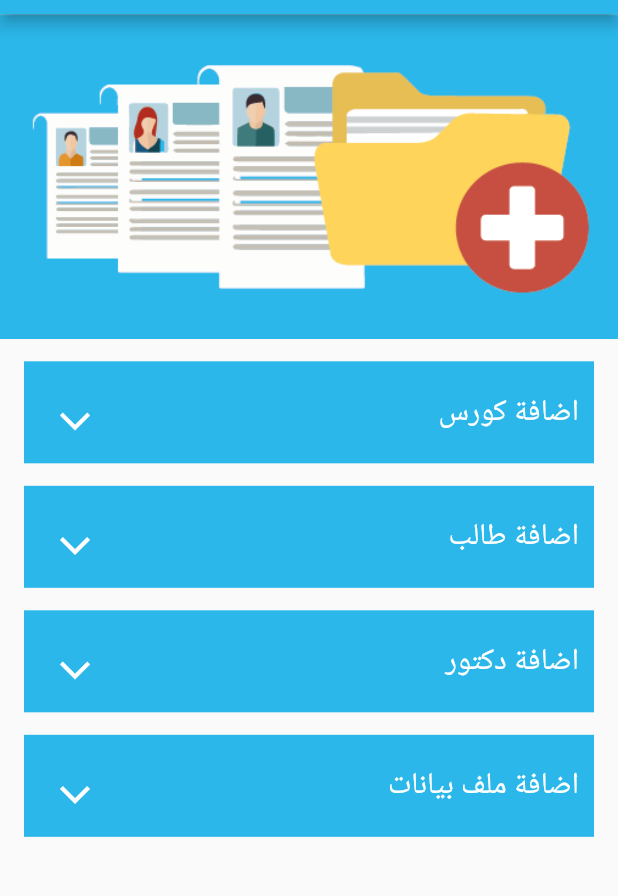
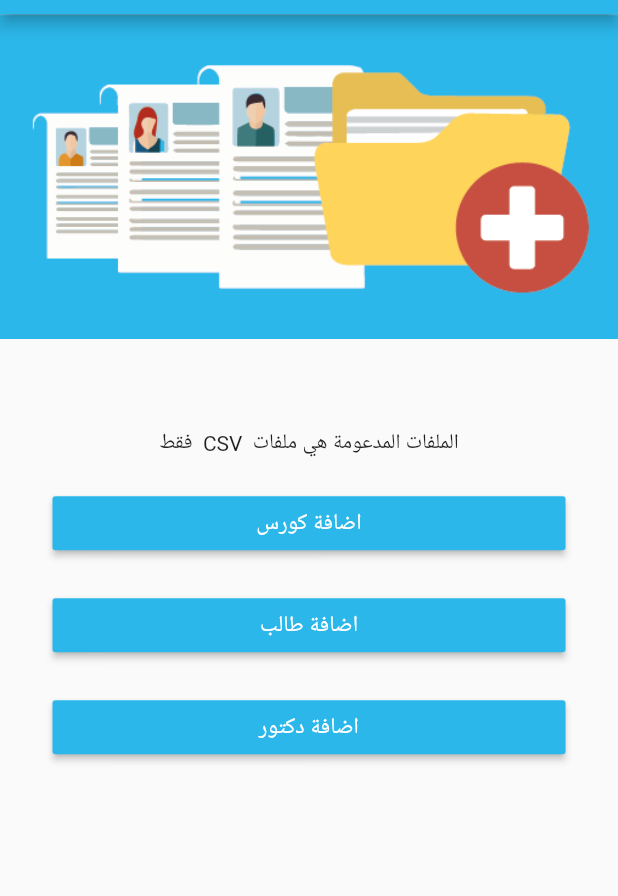
Before and after one commit to AbanoubFakheryMakram/kheapi_admin, a Flutter app: the AddPage screen opened directly, after a tap on "اضافة ملف بيانات", on a phone screen of 412 x 824 dp, the part 70-966 px from its top. Run offline on Flutter 3.47's test engine with Material 2 defaults, Android fonts, the phone set to English and light mode, and no system bars; our stand-ins replace animate_do, cloud_firestore, connectivity, csv, data_connection_checker, firebase_auth and 6 more; missing offline and left inert: flutter_animated_dialog, multiselect_formfield, progress_indicator_button, rect_getter; accounts and stored records are empty.

Commit message:
7/4/2020

```diff
--- /dev/null
+++ b/lib/pages/auth/home/add/add_files.dart
@@ -0,0 +1,131 @@
+import 'package:admin/pages/auth/home/add/add_course_file.dart';
+import 'package:admin/providers/network_provider.dart';
+import 'package:admin/utils/const.dart';
+import 'package:flutter/material.dart';
+import 'package:flutter_screenutil/screenutil.dart';
+import 'package:provider/provider.dart';
+
+class AddFilesPage extends StatefulWidget {
+  @override
+  _AddFilesPageState createState() => _AddFilesPageState();
+}
+
+class _AddFilesPageState extends State<AddFilesPage> {
+  @override
+  Widget build(BuildContext context) {
+    var networkProvider = Provider.of<NetworkProvider>(context);
+    return Scaffold(
+      appBar: AppBar(
+        backgroundColor: Const.mainColor,
+        title: Text(
+          'اضافة',
+          style: TextStyle(
+            fontFamily: 'Tajawal',
+            fontWeight: FontWeight.bold,
+            color: Colors.white,
+            fontSize: 24,
+          ),
+        ),
+      ),
+      body: networkProvider.hasNetworkConnection == null
+          ? Center(
+              child: CircularProgressIndicator(),
+            )
+          : networkProvider.hasNetworkConnection
+              ? Column(
+                  children: <Widget>[
+                    Hero(
+                      tag: 'assets/images/add.png',
+                      child: Image.asset('assets/images/add.png'),
+                    ),
+                    SizedBox(
+                      height: ScreenUtil().setHeight(60),
+                    ),
+                    Text(
+                      'الملفات المدعومة هي ملفات  CSV  فقط',
+                      textDirection: TextDirection.rtl,
+                    ),
+                    SizedBox(
+                      height: ScreenUtil().setHeight(20),
+                    ),
+                    Padding(
+                      padding: EdgeInsets.symmetric(
+                        horizontal: ScreenUtil().setWidth(35),
+                      ),
+                      child: RaisedButton(
+                        color: Const.mainColor,
+                        onPressed: () {
+                          Navigator.of(context).push(
+                            MaterialPageRoute(
+                              builder: (_) => AddCourseFile(),
+                            ),
+                          );
+                        },
+                        child: Center(
+                          child: Text(
+                            'اضافة كورس',
+                            style: TextStyle(color: Colors.white, fontSize: 15),
+                          ),
+                        ),
+                      ),
+                    ),
+                    SizedBox(
+                      height: ScreenUtil().setHeight(20),
+                    ),
+                    Padding(
+                      padding: EdgeInsets.symmetric(
+                        horizontal: ScreenUtil().setWidth(35),
+                      ),
+                      child: RaisedButton(
+                        color: Const.mainColor,
+                        onPressed: () {},
+                        child: Center(
+                          child: Text(
+                            'اضافة طالب',
+                            style: TextStyle(color: Colors.white, fontSize: 15),
+                          ),
+                        ),
+                      ),
+                    ),
+                    SizedBox(
+                      height: ScreenUtil().setHeight(20),
+                    ),
+                    Padding(
+                      padding: EdgeInsets.symmetric(
+                        horizontal: ScreenUtil().setWidth(35),
+                      ),
+                      child: RaisedButton(
+                        color: Const.mainColor,
+                        onPressed: () {},
+                        child: Center(
+                          child: Text(
+                            'اضافة دكتور',
+                            style: TextStyle(color: Colors.white, fontSize: 15),
+                          ),
+                        ),
+                      ),
+                    ),
+                  ],
+                )
+              : Container(
+                  color: Color(0xffF2F2F2),
+                  height: MediaQuery.of(context).size.height,
+                  child: Column(
+                    children: <Widget>[
+                      Image.asset(
+                        'assets/images/no_internet_connection.jpg',
+                      ),
+                      Text(
+                        'لا يوجد اتصال بالانترنت',
+                        textAlign: TextAlign.center,
+                        style: TextStyle(
+                          color: Colors.red,
+                          fontSize: 22,
+                        ),
+                      ),
+                    ],
+                  ),
+                ),
+    );
+  }
+}
--- a/lib/pages/auth/home/add/add_page.dart
+++ b/lib/pages/auth/home/add/add_page.dart
@@ -1,5 +1,6 @@
 import 'package:admin/pages/auth/home/add/add_course.dart';
 import 'package:admin/pages/auth/home/add/add_doctor.dart';
+import 'package:admin/pages/auth/home/add/add_files.dart';
 import 'package:admin/pages/auth/home/add/add_std.dart';
 import 'package:admin/providers/network_provider.dart';
 import 'package:admin/utils/const.dart';
@@ -73,7 +74,14 @@ class AddPage extends StatelessWidget {
                       ),
                       buildOption(
                         title: 'اضافة ملف بيانات',
-                        onTap: () {},
+                        onTap: () {
+                          Navigator.of(context).push(
+                            PageTransition(
+                              child: AddFilesPage(),
+                              type: PageTransitionType.leftToRight,
+                            ),
+                          );
+                        },
                       ),
                     ],
                   ),
--- a/lib/pages/auth/home/delete/delete_page.dart
+++ b/lib/pages/auth/home/delete/delete_page.dart
@@ -29,6 +29,9 @@ class _DeletePageState extends State<DeletePage> {
     super.initState();
 
     selectedRadio = 0;
+    subjectsData.clear();
+    doctorsData.clear();
+    studentsData.clear();
   }
 
   setSelectedRadio(int val) {
@@ -40,7 +43,6 @@ class _DeletePageState extends State<DeletePage> {
   }
 
   void getSubjects() async {
-    subjectsData.clear();
     QuerySnapshot querySnapshot = await _firestore
         .collection('Subjects')
         .getDocuments(); // fetch all subjects
@@ -66,7 +68,6 @@ class _DeletePageState extends State<DeletePage> {
   }
 
   void getDoctors() async {
-    doctorsData.clear();
     QuerySnapshot querySnapshot = await _firestore
         .collection('Doctors')
         .getDocuments(); // fetch all subjects
@@ -97,7 +98,6 @@ class _DeletePageState extends State<DeletePage> {
   }
 
   void getStudents() async {
-    studentsData.clear();
     QuerySnapshot querySnapshot = await _firestore
         .collection('Students')
         .getDocuments(); // fetch all subjects
--- a/pubspec.yaml
+++ b/pubspec.yaml
@@ -45,6 +45,7 @@ dependencies:
   animated_text_kit:
   intl:
   multiselect_formfield:
+  csv:
 
 dev_dependencies:
   flutter_test:
@@ -63,8 +64,10 @@ flutter:
   uses-material-design: true
 
   assets:
+    - assets/
     - assets/images/
     - assets/fonts/
+    - assets/csv/
 
   fonts:
     - family: Tajawal
```
Also changed, not shown: lib/models/subject.dart (+12 -0 lines), lib/pages/auth/home/add/add_course_file.dart (added, +63 -0 lines), lib/pages/auth/home/delete/delete_course_from_doc_std.dart (+115 -15 lines), lib/pages/auth/home/review/review_page.dart (+19 -6 lines), pubspec.lock, 2 other files.
